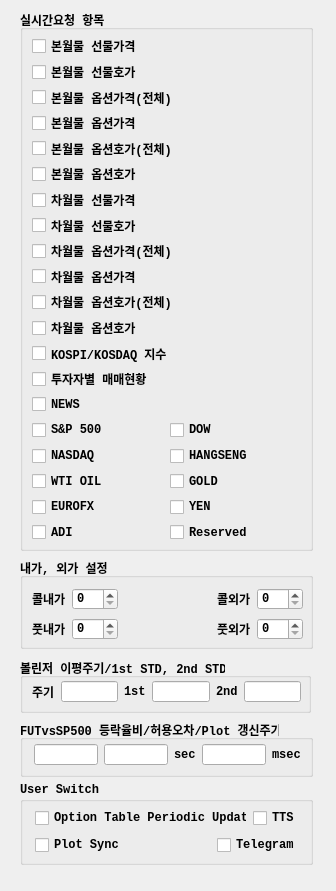
skygoldfish/SkyBot, file UI/realtimeitem.ui: the form before one commit.
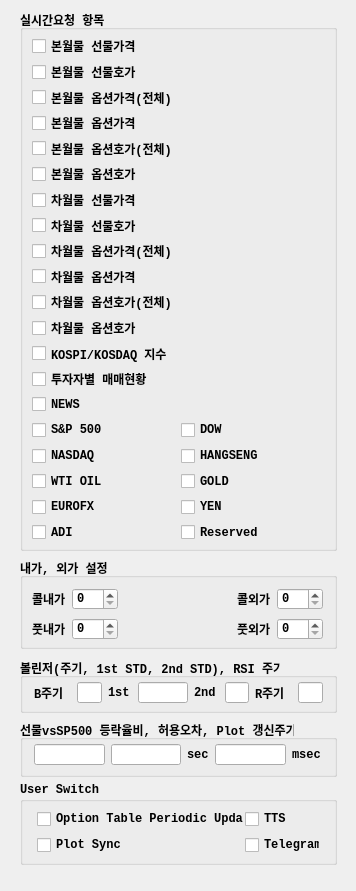
The form after the commit.

Commit message: 소스정리

Patch:
```diff
--- a/UI/realtimeitem.ui
+++ b/UI/realtimeitem.ui
@@ -6,7 +6,7 @@
    <rect>
     <x>0</x>
     <y>0</y>
-    <width>336</width>
+    <width>356</width>
     <height>891</height>
    </rect>
   </property>
@@ -18,7 +18,7 @@
     <rect>
      <x>20</x>
      <y>10</y>
-     <width>293</width>
+     <width>317</width>
      <height>541</height>
     </rect>
    </property>
@@ -40,7 +40,7 @@
      <rect>
       <x>12</x>
       <y>26</y>
-      <width>269</width>
+      <width>291</width>
       <height>506</height>
      </rect>
     </property>
@@ -423,7 +423,7 @@
     <rect>
      <x>20</x>
      <y>720</y>
-     <width>293</width>
+     <width>317</width>
      <height>57</height>
     </rect>
    </property>
@@ -435,14 +435,14 @@
     </font>
    </property>
    <property name="title">
-    <string>FUTvsSP500 등락율비/허용오차/Plot 갱신주기</string>
+    <string>선물vsSP500 등락율비, 허용오차, Plot 갱신주기</string>
    </property>
    <widget class="QWidget" name="layoutWidget">
     <property name="geometry">
      <rect>
       <x>14</x>
       <y>24</y>
-      <width>267</width>
+      <width>287</width>
       <height>21</height>
      </rect>
     </property>
@@ -515,7 +515,7 @@
     <rect>
      <x>20</x>
      <y>658</y>
-     <width>291</width>
+     <width>317</width>
      <height>55</height>
     </rect>
    </property>
@@ -527,18 +527,18 @@
     </font>
    </property>
    <property name="title">
-    <string>볼린저 이평주기/1st STD, 2nd STD</string>
+    <string>볼린저(주기, 1st STD, 2nd STD), RSI 주기</string>
    </property>
-   <widget class="QWidget" name="layoutWidget">
+   <widget class="QWidget" name="">
     <property name="geometry">
      <rect>
-      <x>12</x>
-      <y>23</y>
-      <width>269</width>
+      <x>14</x>
+      <y>24</y>
+      <width>289</width>
       <height>21</height>
      </rect>
     </property>
-    <layout class="QHBoxLayout" name="horizontalLayout_2">
+    <layout class="QHBoxLayout" name="horizontalLayout_2" stretch="3,2,2,4,2,2,3,2">
      <item>
       <widget class="QLabel" name="label_5">
        <property name="font">
@@ -549,7 +549,7 @@
         </font>
        </property>
        <property name="text">
-        <string>주기</string>
+        <string>B주기</string>
        </property>
       </widget>
      </item>
@@ -602,6 +602,27 @@
        </property>
       </widget>
      </item>
+     <item>
+      <widget class="QLabel" name="label_6">
+       <property name="font">
+        <font>
+         <family>Consolas</family>
+         <weight>75</weight>
+         <bold>true</bold>
+        </font>
+       </property>
+       <property name="text">
+        <string>R주기</string>
+       </property>
+      </widget>
+     </item>
+     <item>
+      <widget class="QLineEdit" name="lineEdit_rsi_period">
+       <property name="alignment">
+        <set>Qt::AlignRight|Qt::AlignTrailing|Qt::AlignVCenter</set>
+       </property>
+      </widget>
+     </item>
     </layout>
    </widget>
   </widget>
@@ -610,7 +631,7 @@
     <rect>
      <x>20</x>
      <y>558</y>
-     <width>293</width>
+     <width>317</width>
      <height>91</height>
     </rect>
    </property>
@@ -629,7 +650,7 @@
      <rect>
       <x>12</x>
       <y>60</y>
-      <width>271</width>
+      <width>291</width>
       <height>22</height>
      </rect>
     </property>
@@ -674,7 +695,7 @@
      <rect>
       <x>12</x>
       <y>30</y>
-      <width>271</width>
+      <width>291</width>
       <height>22</height>
      </rect>
     </property>
@@ -720,7 +741,7 @@
     <rect>
      <x>20</x>
      <y>782</y>
-     <width>293</width>
+     <width>317</width>
      <height>83</height>
     </rect>
    </property>
@@ -737,61 +758,52 @@
    <widget class="QWidget" name="">
     <property name="geometry">
      <rect>
-      <x>15</x>
-      <y>25</y>
-      <width>265</width>
-      <height>51</height>
+      <x>225</x>
+      <y>27</y>
+      <width>75</width>
+      <height>46</height>
      </rect>
     </property>
     <layout class="QVBoxLayout" name="verticalLayout_3">
      <item>
-      <layout class="QHBoxLayout" name="horizontalLayout_10">
-       <item>
-        <widget class="QCheckBox" name="checkBox_periodic_plot">
-         <property name="text">
-          <string>Option Table Periodic Update</string>
-         </property>
-        </widget>
-       </item>
-       <item>
-        <widget class="QCheckBox" name="checkBox_tts">
-         <property name="text">
-          <string>TTS</string>
-         </property>
-        </widget>
-       </item>
-      </layout>
+      <widget class="QCheckBox" name="checkBox_tts">
+       <property name="text">
+        <string>TTS</string>
+       </property>
+      </widget>
      </item>
      <item>
-      <layout class="QHBoxLayout" name="horizontalLayout_11">
-       <item>
-        <widget class="QCheckBox" name="checkBox_plot_sync">
-         <property name="text">
-          <string>Plot Sync</string>
-         </property>
-        </widget>
-       </item>
-       <item>
-        <spacer name="horizontalSpacer">
-         <property name="orientation">
-          <enum>Qt::Horizontal</enum>
-         </property>
-         <property name="sizeHint" stdset="0">
-          <size>
-           <width>40</width>
-           <height>20</height>
-          </size>
-         </property>
-        </spacer>
-       </item>
-       <item>
-        <widget class="QCheckBox" name="checkBox_telegram">
-         <property name="text">
-          <string>Telegram</string>
-         </property>
-        </widget>
-       </item>
-      </layout>
+      <widget class="QCheckBox" name="checkBox_telegram">
+       <property name="text">
+        <string>Telegram</string>
+       </property>
+      </widget>
+     </item>
+    </layout>
+   </widget>
+   <widget class="QWidget" name="">
+    <property name="geometry">
+     <rect>
+      <x>17</x>
+      <y>27</y>
+      <width>207</width>
+      <height>46</height>
+     </rect>
+    </property>
+    <layout class="QVBoxLayout" name="verticalLayout_4">
+     <item>
+      <widget class="QCheckBox" name="checkBox_periodic_plot">
+       <property name="text">
+        <string>Option Table Periodic Update</string>
+       </property>
+      </widget>
+     </item>
+     <item>
+      <widget class="QCheckBox" name="checkBox_plot_sync">
+       <property name="text">
+        <string>Plot Sync</string>
+       </property>
+      </widget>
      </item>
     </layout>
    </widget>
```
The commit also changes 2 other files.
